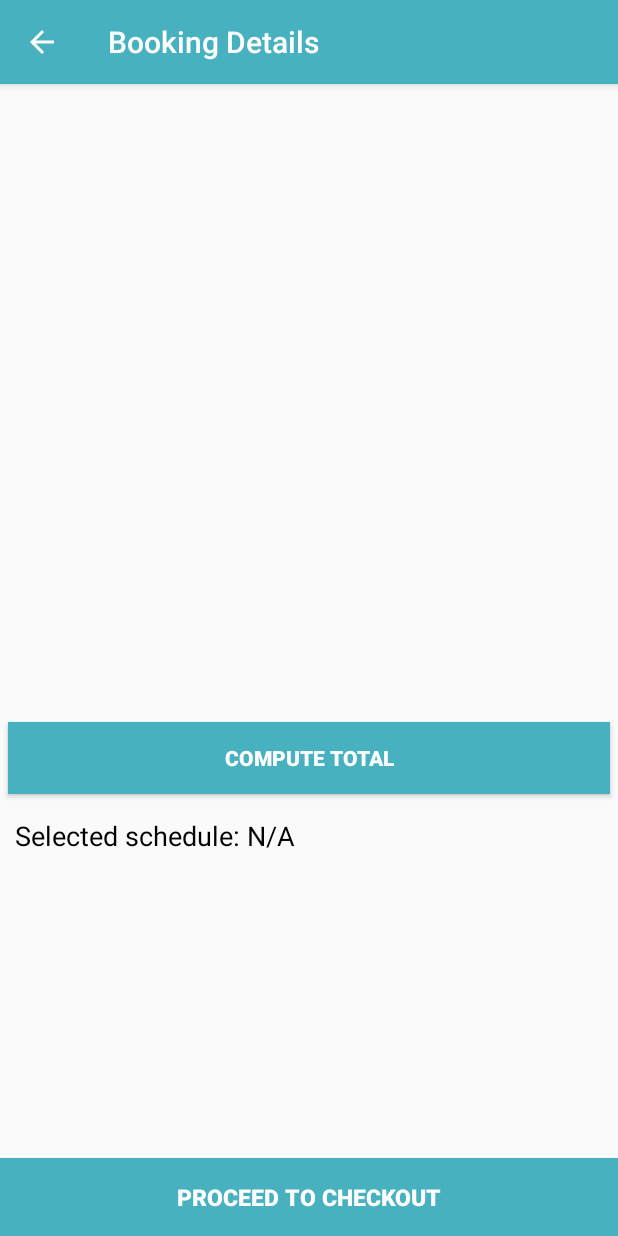
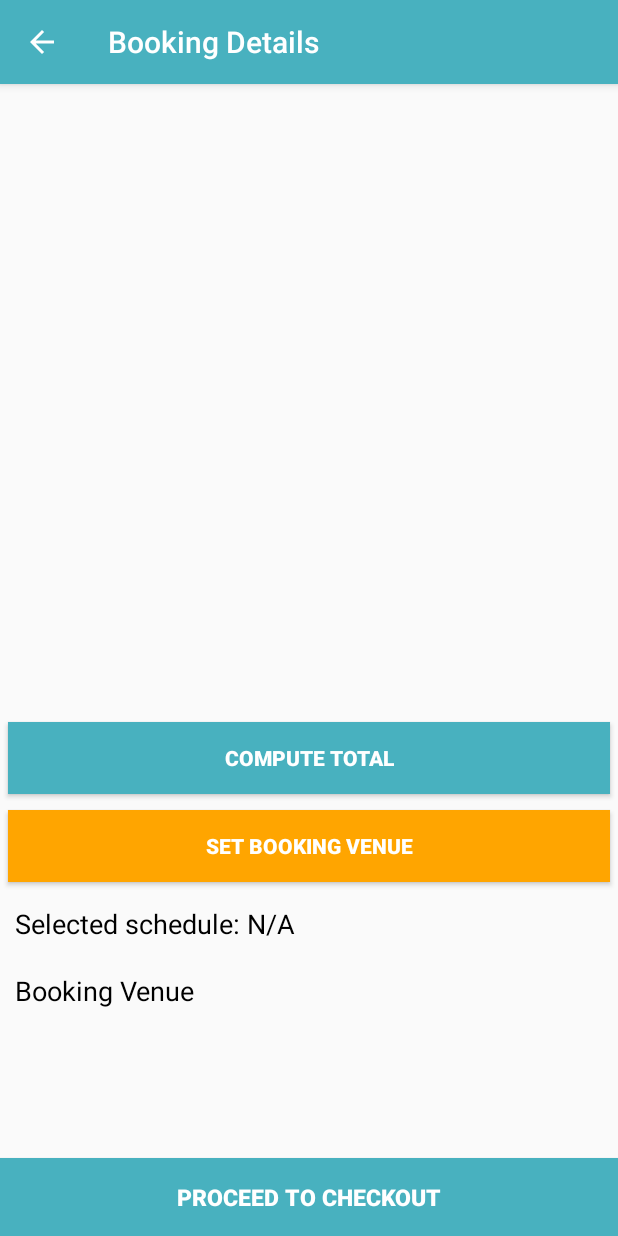
Before and after one commit to trosales22/hire-us-app-mobile, an Android app: the SetBookingDateAndTimeActivity screen opened directly, with no data from a screen before it, on a phone screen of 412 x 824 dp. Run offline under Robolectric (Android 15) with nearby library versions, the phone set to English and light mode, and no system bars; our stand-ins replace ButterKnife; libraries missing offline, so code that uses them is left out: com.androidnetworking, com.androidnetworking.common, com.androidnetworking.error, com.androidnetworking.interfaces; plain views replace AccordionView; Roboto replaces fonts that are not available here; 1 statement that could not run was skipped.

Commit message:
Removed paypal setup in manifest. Added preferred booking venue/location. Code optimized.

```diff
--- a/app/src/main/java/com/trosales/hireusapp/activities/BookingListActivity.java
+++ b/app/src/main/java/com/trosales/hireusapp/activities/BookingListActivity.java
@@ -160,6 +160,7 @@ public class BookingListActivity extends AppCompatActivity {
                             Integer.parseInt(object.getString("booking_id")),
                             object.getString("preferred_date"),
                             object.getString("preferred_time"),
+                            object.getString("preferred_venue"),
                             object.getString("payment_option"),
                             object.getString("total_amount"),
                             object.getString("date_paid"),
--- a/app/src/main/java/com/trosales/hireusapp/activities/CheckoutActivity.java
+++ b/app/src/main/java/com/trosales/hireusapp/activities/CheckoutActivity.java
@@ -44,12 +44,13 @@ public class CheckoutActivity extends AppCompatActivity {
     @BindView(R.id.lblTalentCategories) TextView lblTalentCategories;
     @BindView(R.id.lblBookingPreferredDate)TextView lblBookingPreferredDate;
     @BindView(R.id.lblBookingPreferredTime) TextView lblBookingPreferredTime;
+    @BindView(R.id.lblBookingPreferredVenue) TextView lblBookingPreferredVenue;
     @BindView(R.id.lblBookingOtherDetails) TextView lblBookingOtherDetails;
     @BindView(R.id.btnCancelBooking) AppCompatButton btnCancelBooking;
     @BindView(R.id.card_multiline_widget) CardMultilineWidget cardMultilineWidget;
     @BindView(R.id.btnPayUsingDebitOrCreditCard) AppCompatButton btnPayUsingDebitOrCreditCard;
 
-    private String selectedDate, selectedTime, selectedTalentId, selectedPaymentOption;
+    private String selectedDate, selectedTime, selectedVenue, selectedTalentId, selectedPaymentOption;
     private Bundle bundle;
 
     private Stripe stripe;
@@ -68,6 +69,7 @@ public class CheckoutActivity extends AppCompatActivity {
         bundle = getIntent().getExtras();
         selectedDate = Objects.requireNonNull(bundle).getString("temp_booking_date");
         selectedTime = Objects.requireNonNull(bundle).getString("temp_booking_time");
+        selectedVenue = Objects.requireNonNull(bundle).getString("selected_venue");
         selectedTalentId = Objects.requireNonNull(bundle).getString("temp_talent_id");
 
         Picasso
@@ -81,6 +83,7 @@ public class CheckoutActivity extends AppCompatActivity {
         lblTalentCategories.setText(bundle.getString("talent_category"));
         lblBookingPreferredDate.setText(selectedDate);
         lblBookingPreferredTime.setText(selectedTime);
+        lblBookingPreferredVenue.setText(selectedVenue);
 
         StringBuilder sbBookingOtherDetails = new StringBuilder();
         sbBookingOtherDetails
--- a/app/src/main/java/com/trosales/hireusapp/classes/adapters/BookingsAdapter.java
+++ b/app/src/main/java/com/trosales/hireusapp/classes/adapters/BookingsAdapter.java
@@ -56,6 +56,7 @@ public class BookingsAdapter extends RecyclerView.Adapter<BookingsAdapter.ViewHo
         viewHolder.lblTalentRatePerHour.setText(Html.fromHtml("&#8369;" + clientBookingsDO.getTalentDetails().getHourlyRate() + " per hour"));
         viewHolder.lblBookingPreferredDate.setText(clientBookingsDO.getPreferredBookingDate());
         viewHolder.lblBookingPreferredTime.setText(clientBookingsDO.getPreferredBookingTime());
+        viewHolder.lblBookingPreferredVenue.setText(clientBookingsDO.getPreferredBookingVenue());
 
         StringBuilder sbBookingOtherDetails = new StringBuilder();
         sbBookingOtherDetails
@@ -103,6 +104,7 @@ public class BookingsAdapter extends RecyclerView.Adapter<BookingsAdapter.ViewHo
         @BindView(R.id.lblTalentCategories) TextView lblTalentCategories;
         @BindView(R.id.lblBookingPreferredDate)TextView lblBookingPreferredDate;
         @BindView(R.id.lblBookingPreferredTime) TextView lblBookingPreferredTime;
+        @BindView(R.id.lblBookingPreferredVenue) TextView lblBookingPreferredVenue;
         @BindView(R.id.lblBookingOtherDetails) TextView lblBookingOtherDetails;
         @BindView(R.id.btnMoreDetails) AppCompatButton btnMoreDetails;
 
--- a/app/src/main/java/com/trosales/hireusapp/classes/constants/EndPoints.java
+++ b/app/src/main/java/com/trosales/hireusapp/classes/constants/EndPoints.java
@@ -2,7 +2,7 @@ package com.trosales.hireusapp.classes.constants;
 
 public class EndPoints {
     //dev (just changed the ip address)
-    private static final String BASE_URL = "http://192.168.1.11/hire-us/";
+    private static final String BASE_URL = "http://192.168.1.12/hire-us/";
 
     //production
     //private static final String BASE_URL = "https://hireusph.com/";
--- a/app/src/main/res/layout/activity_set_booking_date_and_time.xml
+++ b/app/src/main/res/layout/activity_set_booking_date_and_time.xml
@@ -1,5 +1,6 @@
 <?xml version="1.0" encoding="utf-8"?>
-<androidx.coordinatorlayout.widget.CoordinatorLayout xmlns:android="http://schemas.android.com/apk/res/android"
+<androidx.coordinatorlayout.widget.CoordinatorLayout
+    xmlns:android="http://schemas.android.com/apk/res/android"
     xmlns:tools="http://schemas.android.com/tools"
     android:layout_width="match_parent"
     android:layout_height="match_parent"
@@ -15,9 +16,13 @@
             android:layout_height="wrap_content"
             android:orientation="vertical">
 
+            <ScrollView
+                android:layout_width="match_parent"
+                android:layout_height="match_parent">
+
                 <RelativeLayout
                     android:layout_width="match_parent"
-                android:layout_height="match_parent">
+                    android:layout_height="wrap_content">
 
                     <com.riyagayasen.easyaccordion.AccordionView
                         android:id="@+id/accordionPreferredDate"
@@ -74,18 +79,46 @@
                         android:padding="8dp"
                         tools:ignore="HardcodedText" />
 
+                    <androidx.appcompat.widget.AppCompatButton
+                        android:id="@+id/btnSetBookingVenue"
+                        android:layout_width="match_parent"
+                        android:layout_height="wrap_content"
+                        android:layout_below="@id/btnComputeTotal"
+                        android:layout_margin="5dp"
+                        android:textStyle="bold"
+                        android:text="Set Booking Venue"
+                        android:textColor="@color/white"
+                        android:background="@color/orange"
+                        android:padding="8dp"
+                        tools:ignore="HardcodedText" />
+
                     <TextView
                         android:id="@+id/lblSelectedSchedule"
                         android:layout_width="wrap_content"
                         android:layout_height="wrap_content"
-                    android:layout_below="@id/btnComputeTotal"
+                        android:layout_below="@id/btnSetBookingVenue"
                         android:textSize="18sp"
                         android:padding="10dp"
                         android:textColor="@color/black"
                         android:text="Selected schedule: N/A"
                         tools:ignore="HardcodedText" />
 
+                    <TextView
+                        android:id="@+id/lblBookingVenueCaption"
+                        android:layout_width="wrap_content"
+                        android:layout_height="wrap_content"
+                        android:layout_below="@id/lblSelectedSchedule"
+                        android:textSize="18sp"
+                        android:padding="10dp"
+                        android:textColor="@color/black"
+                        android:text="Booking Venue"
+                        tools:ignore="HardcodedText" />
+
                 </RelativeLayout>
+
+            </ScrollView>
+
+
 
         </LinearLayout>
 
--- a/app/src/main/res/values/styles.xml
+++ b/app/src/main/res/values/styles.xml
@@ -43,4 +43,17 @@
         <item name="unselected_height">6dp</item>
     </style>
 
+    <style name="AlertDialogTheme" parent="ThemeOverlay.AppCompat.Dialog.Alert">
+        <item name="android:buttonBarNegativeButtonStyle">@style/NegativeButtonStyle</item>
+        <item name="android:buttonBarPositiveButtonStyle">@style/PositiveButtonStyle</item>
+    </style>
+
+    <style name="NegativeButtonStyle" parent="Widget.AppCompat.Button.ButtonBar.AlertDialog">
+        <item name="android:textColor">@color/colorPrimary</item>
+    </style>
+
+    <style name="PositiveButtonStyle" parent="Widget.AppCompat.Button.ButtonBar.AlertDialog">
+        <item name="android:textColor">@color/colorPrimary</item>
+    </style>
+
 </resources>
```
Also changed, not shown: app/src/main/AndroidManifest.xml (+0 -12 lines), app/src/main/java/com/trosales/hireusapp/activities/SetBookingDateAndTimeActivity.java (+36 -1 lines), app/src/main/java/com/trosales/hireusapp/classes/wrappers/ClientBookingsDO.java (+8 -2 lines), app/src/main/res/layout/checkout_details.xml (+16 -1 lines), app/src/main/res/layout/user_input_dialog_box.xml (added, +28 -0 lines). Lines whose indentation alone changed are shown as unchanged.
